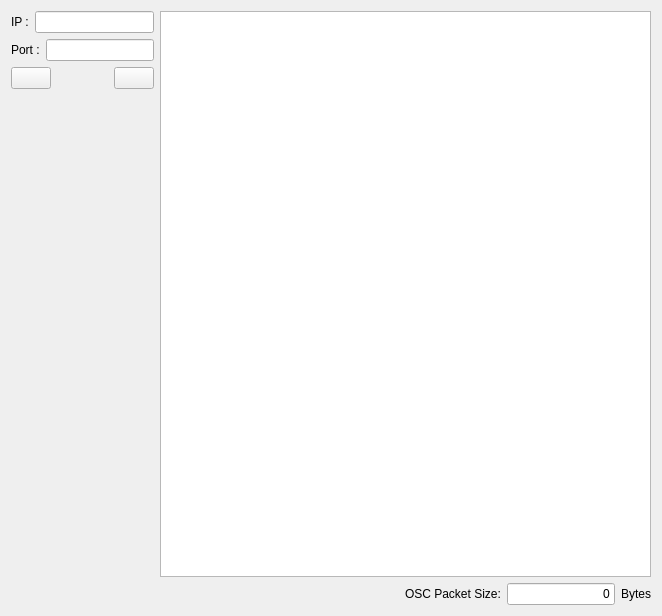
First picture: the form in src/FormFiles/MainForm.ui, repository arennuit/iisuoscbridge, before the edit.
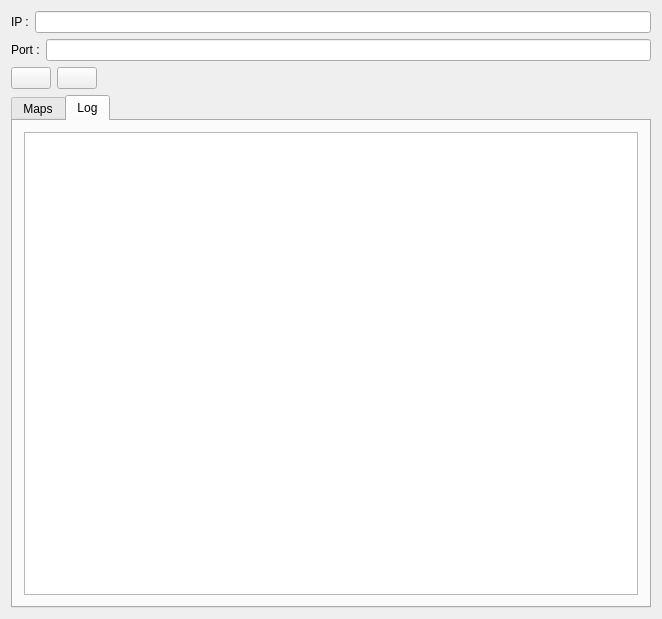
Second picture: the form after the edit. The open tabs and pages were chosen to show the change. Icons and pictures are not drawn.

Commit message: Introduced tabs and new layout.

```diff
--- a/src/FormFiles/MainForm.ui
+++ b/src/FormFiles/MainForm.ui
@@ -7,7 +7,7 @@
     <x>0</x>
     <y>0</y>
     <width>662</width>
-    <height>616</height>
+    <height>619</height>
    </rect>
   </property>
   <property name="sizePolicy">
@@ -570,14 +570,7 @@
 </string>
   </property>
   <widget class="QWidget" name="centralWidget">
-   <layout class="QVBoxLayout" name="verticalLayout">
-    <item>
-     <layout class="QHBoxLayout" name="horizontalLayout_4" stretch="0,1">
-      <property name="sizeConstraint">
-       <enum>QLayout::SetDefaultConstraint</enum>
-      </property>
-      <item>
-       <layout class="QVBoxLayout" name="verticalLayout_2">
+   <layout class="QVBoxLayout" name="verticalLayout" stretch="0,0,0,0">
         <item>
          <layout class="QHBoxLayout" name="horizontalLayout_3">
           <item>
@@ -613,6 +606,12 @@
           </item>
           <item>
            <widget class="QLineEdit" name="m_portLineEdit">
+        <property name="sizePolicy">
+         <sizepolicy hsizetype="Expanding" vsizetype="Fixed">
+          <horstretch>0</horstretch>
+          <verstretch>0</verstretch>
+         </sizepolicy>
+        </property>
             <property name="text">
              <string/>
             </property>
@@ -661,19 +660,6 @@
             </property>
            </widget>
           </item>
-          <item>
-           <spacer name="horizontalSpacer_2">
-            <property name="orientation">
-             <enum>Qt::Horizontal</enum>
-            </property>
-            <property name="sizeHint" stdset="0">
-             <size>
-              <width>18</width>
-              <height>20</height>
-             </size>
-            </property>
-           </spacer>
-          </item>
           <item>
            <widget class="QPushButton" name="m_settingsButton">
             <property name="text">
@@ -691,20 +677,15 @@
             </property>
            </widget>
           </item>
-         </layout>
-        </item>
         <item>
-         <spacer name="verticalSpacer">
+       <spacer name="horizontalSpacer_2">
           <property name="orientation">
-           <enum>Qt::Vertical</enum>
-          </property>
-          <property name="sizeType">
-           <enum>QSizePolicy::Expanding</enum>
+         <enum>Qt::Horizontal</enum>
           </property>
           <property name="sizeHint" stdset="0">
            <size>
-            <width>20</width>
-            <height>60</height>
+          <width>18</width>
+          <height>20</height>
            </size>
           </property>
          </spacer>
@@ -712,7 +693,21 @@
        </layout>
       </item>
       <item>
-       <layout class="QVBoxLayout" name="verticalLayout_3">
+     <widget class="QTabWidget" name="m_tabs">
+      <property name="sizePolicy">
+       <sizepolicy hsizetype="Expanding" vsizetype="Expanding">
+        <horstretch>0</horstretch>
+        <verstretch>0</verstretch>
+       </sizepolicy>
+      </property>
+      <property name="currentIndex">
+       <number>0</number>
+      </property>
+      <widget class="QWidget" name="m_mapsTab">
+       <attribute name="title">
+        <string>Maps</string>
+       </attribute>
+       <layout class="QVBoxLayout" name="verticalLayout_5">
         <item>
          <widget class="QTreeView" name="m_pathsView"/>
         </item>
@@ -770,8 +765,22 @@
          </layout>
         </item>
        </layout>
-      </item>
-     </layout>
+      </widget>
+      <widget class="QWidget" name="m_logTab">
+       <attribute name="title">
+        <string>Log</string>
+       </attribute>
+       <layout class="QGridLayout" name="gridLayout">
+        <item row="0" column="0">
+         <widget class="QPlainTextEdit" name="m_logTextEdit">
+          <property name="readOnly">
+           <bool>true</bool>
+          </property>
+         </widget>
+        </item>
+       </layout>
+      </widget>
+     </widget>
     </item>
    </layout>
   </widget>
```
Left out of the diff: 6 changed lines with no effect on the pictures. Lines whose indentation alone changed are shown as unchanged. The commit also changes 2 other files.
